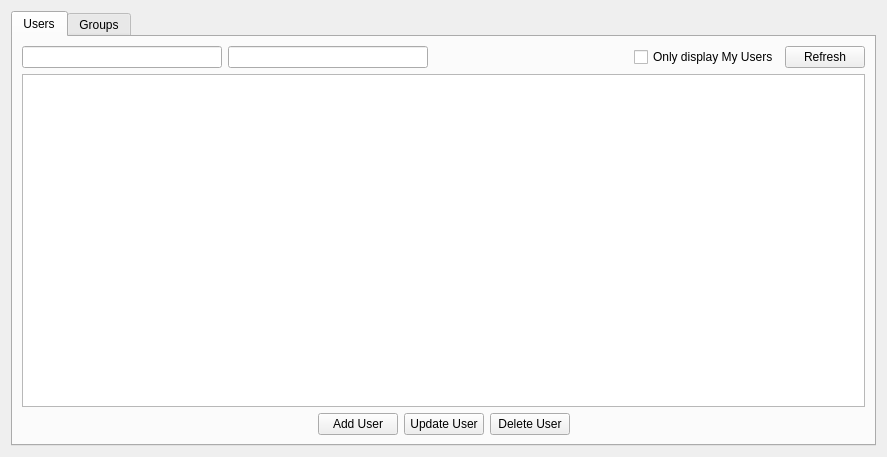
The window that src/qt/forms/bdappage.ui (duality-solutions/Dynamic) describes before a commit, drawn with Qt 5.
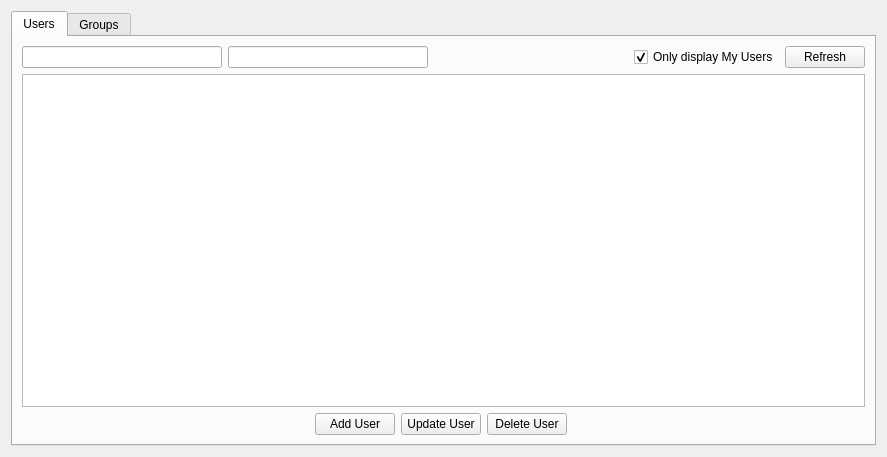
The same window after the commit. Icons and pictures are not drawn.

Commit message: [BDAP GUI] Make My Users/Groups default view. Add record count display.

The edit to the form file:
```diff
--- a/src/qt/forms/bdappage.ui
+++ b/src/qt/forms/bdappage.ui
@@ -60,6 +60,9 @@
              <property name="text">
               <string>Only display My Users</string>
              </property>
+             <property name="checked">
+              <bool>true</bool>
+             </property>
             </widget>
            </item>
            <item>
@@ -175,17 +178,20 @@
             </widget>
            </item>
            <item>
-            <spacer name="horizontalSpacer_3">
-             <property name="orientation">
-              <enum>Qt::Horizontal</enum>
+            <widget class="QLabel" name="labelUserStatus">
+             <property name="sizePolicy">
+              <sizepolicy hsizetype="Expanding" vsizetype="Preferred">
+               <horstretch>0</horstretch>
+               <verstretch>0</verstretch>
+              </sizepolicy>
              </property>
-             <property name="sizeHint" stdset="0">
-              <size>
-               <width>40</width>
-               <height>20</height>
-              </size>
+             <property name="text">
+              <string/>
              </property>
-            </spacer>
+             <property name="alignment">
+              <set>Qt::AlignRight|Qt::AlignTrailing|Qt::AlignVCenter</set>
+             </property>
+            </widget>
            </item>
           </layout>
          </item>
```
Left out of the diff: 24 changed lines with no effect on the pictures. The commit also changes 4 other files.
